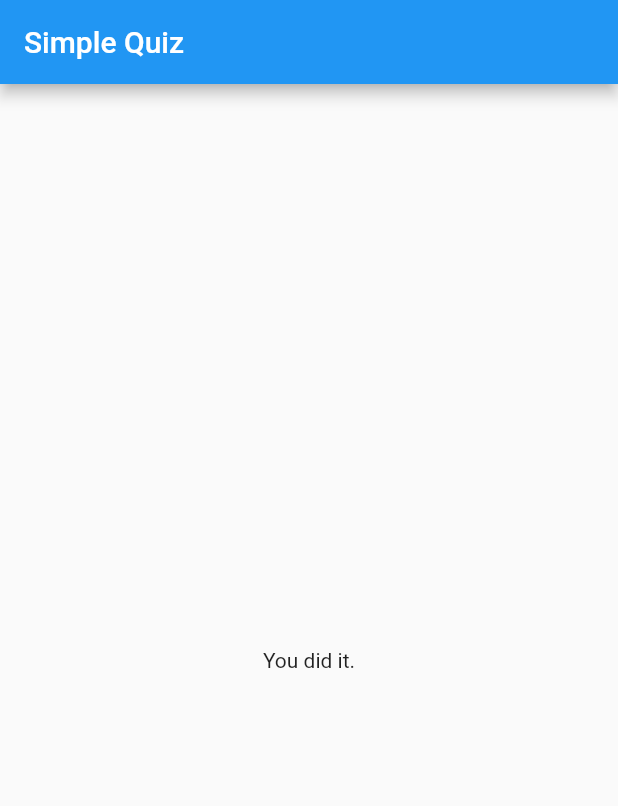
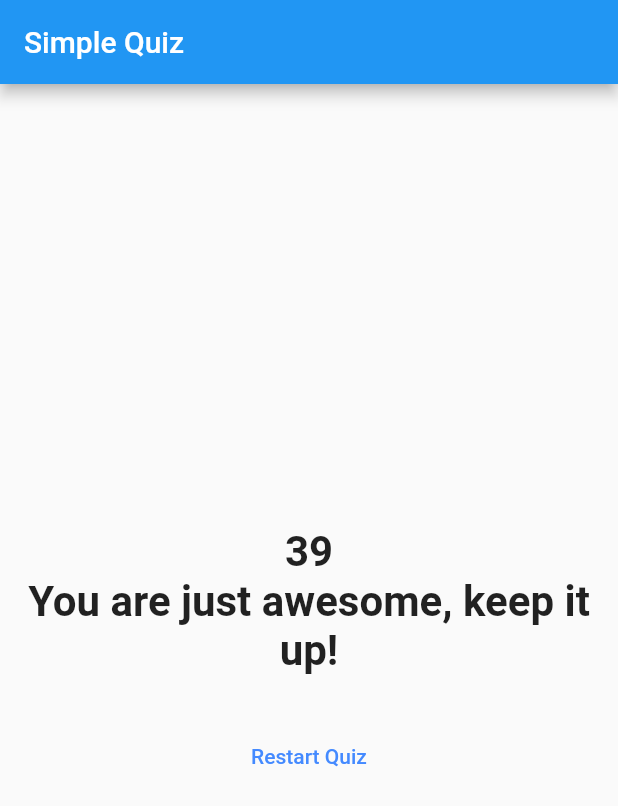
Before and after one commit to Krutik-Ray/first_app, a Flutter app: the screen it shows after launch, after a tap on "Black", after a tap on "Snake", after a tap on "Lotus", on a phone screen of 412 x 824 dp. Shown: the top 806 px of the screen. Run offline on Flutter 3.47's test engine with Material 2 defaults, Android fonts, the light colour scheme and no system bars.

Commit message:
adding end screen, adding restart feature

```diff
--- a/lib/answer.dart
+++ b/lib/answer.dart
@@ -10,8 +10,9 @@ class Answer extends StatelessWidget {
   Widget build(BuildContext context) {
     return Container(
       width: double.infinity,
+      padding: EdgeInsets.all(6),
       child: RaisedButton(
-        padding: EdgeInsets.all(12),
+        padding: EdgeInsets.all(18),
         textColor: Colors.white,
         child: Text(answerText),
         color: Colors.blueAccent,
--- a/lib/main.dart
+++ b/lib/main.dart
@@ -47,6 +47,13 @@ class _MyAppState extends State<MyApp> {
   var _questionIndex = 0;
   int _totalScore = 0;
 
+  void _resetQuiz() {
+    setState(() {
+      _questionIndex = 0;
+      _totalScore = 0;
+    });
+  }
+
   void _answerResponse(int score) {
     _totalScore += score;
 
@@ -75,7 +82,7 @@ class _MyAppState extends State<MyApp> {
                 answerResponse: _answerResponse,
                 questionsList: _questionsList,
                 questionIndex: _questionIndex)
-            : Result(),
+            : Result(_totalScore, _resetQuiz),
       ),
     );
   }
--- a/lib/question.dart
+++ b/lib/question.dart
@@ -10,6 +10,7 @@ class Question extends StatelessWidget {
   Widget build(BuildContext context) {
     return Container(
         width: double.infinity,
+        padding: EdgeInsets.only(top: 30, bottom: 30),
         // height: double.maxFinite,
         margin: EdgeInsets.all(12),
         // padding: EdgeInsets.all(0),
--- a/lib/quiz.dart
+++ b/lib/quiz.dart
@@ -15,6 +15,8 @@ class Quiz extends StatelessWidget {
   @override
   Widget build(BuildContext context) {
     return Column(
+      // mainAxisAlignment: MainAxisAlignment.center,
+      // crossAxisAlignment: CrossAxisAlignment.center,
       children: [
         Question(
           questionsList[questionIndex]['questionText'],
--- a/lib/result.dart
+++ b/lib/result.dart
@@ -1,10 +1,45 @@
 import 'package:flutter/material.dart';
 
 class Result extends StatelessWidget {
+  final int resultScore;
+  final Function resetHandler;
+
+  Result(this.resultScore, this.resetHandler);
+
+  String get scoreAckn {
+    String resultText;
+    if (resultScore <= 10) {
+      resultText = "That wasn't bad! Maybe try again next time...";
+    } else if (resultScore <= 20) {
+      resultText = "You are doing well, we can skype more...";
+    } else if (resultScore <= 35) {
+      resultText = "You are really good at this!";
+    } else {
+      resultText = "You are just awesome, keep it up!";
+    }
+    return resultScore.toString() + ('\n') + resultText;
+  }
+
   @override
   Widget build(BuildContext context) {
     return Center(
-      child: Text('You did it.'),
+      child: Column(
+        mainAxisAlignment: MainAxisAlignment.center,
+        crossAxisAlignment: CrossAxisAlignment.center,
+        children: <Widget>[
+          Text(
+            scoreAckn,
+            style: TextStyle(fontSize: 28, fontWeight: FontWeight.bold),
+            textAlign: TextAlign.center,
+          ),
+          Padding(padding: EdgeInsets.all(15)),
+          FlatButton(
+            child: Text('Restart Quiz'),
+            textColor: Colors.blueAccent,
+            onPressed: resetHandler,
+          )
+        ],
+      ),
     );
   }
 }
```
